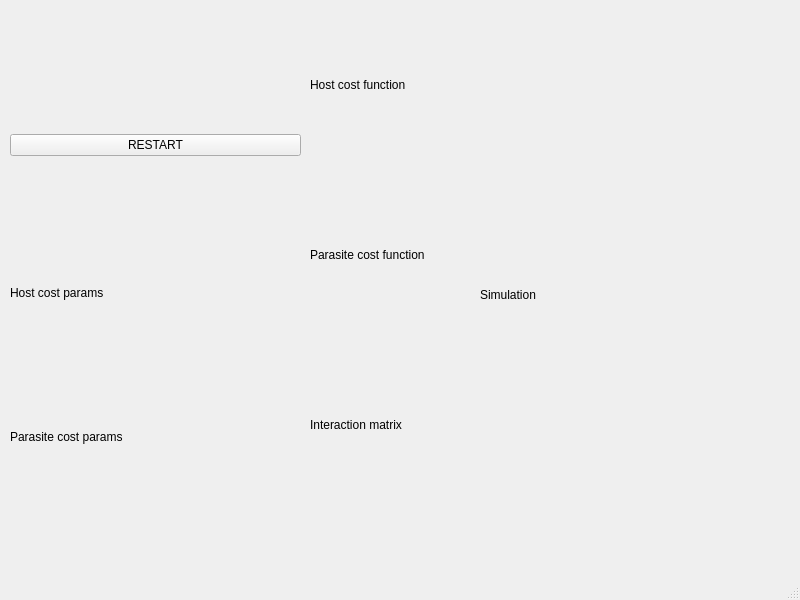
The window that app/interface/redking.ui (nebogeo/red-king) describes before a commit, drawn with Qt 5.
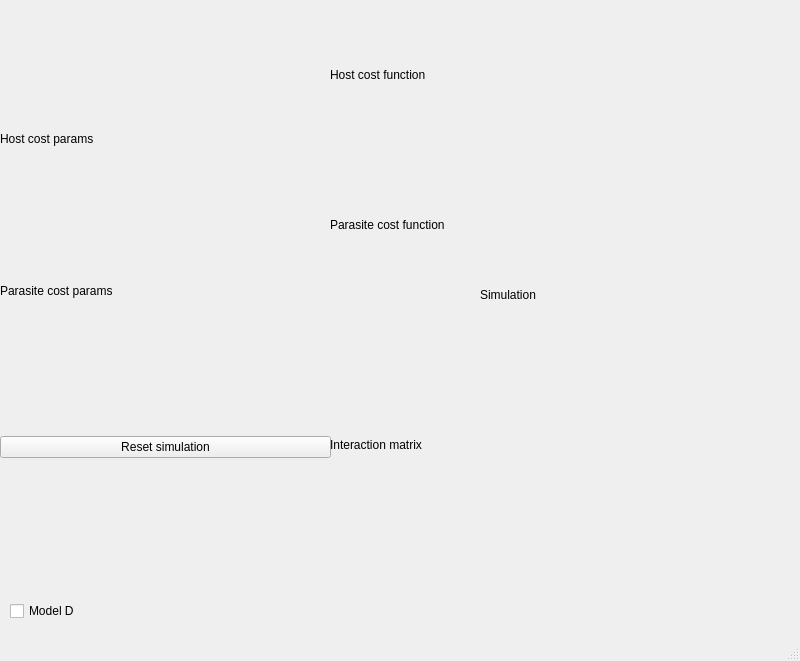
The same window after the commit.

Commit message: graph prettification, and model choice

Diff of the .ui file:
```diff
--- a/app/interface/redking.ui
+++ b/app/interface/redking.ui
@@ -7,7 +7,7 @@
     <x>0</x>
     <y>0</y>
     <width>800</width>
-    <height>600</height>
+    <height>661</height>
    </rect>
   </property>
   <property name="windowTitle">
@@ -17,20 +17,13 @@
    <widget class="QWidget" name="verticalLayoutWidget">
     <property name="geometry">
      <rect>
-      <x>10</x>
-      <y>10</y>
-      <width>291</width>
-      <height>561</height>
+      <x>0</x>
+      <y>0</y>
+      <width>331</width>
+      <height>591</height>
      </rect>
     </property>
     <layout class="QVBoxLayout" name="verticalLayout">
-     <item>
-      <widget class="QPushButton" name="pushButton">
-       <property name="text">
-        <string>RESTART</string>
-       </property>
-      </widget>
-     </item>
      <item>
       <layout class="QVBoxLayout" name="host_params_holder">
        <item>
@@ -65,6 +58,13 @@
        </item>
       </layout>
      </item>
+     <item>
+      <widget class="QPushButton" name="pushButton">
+       <property name="text">
+        <string>Reset simulation</string>
+       </property>
+      </widget>
+     </item>
     </layout>
    </widget>
    <widget class="QWidget" name="verticalLayoutWidget_2">
@@ -95,10 +95,10 @@
    <widget class="QWidget" name="verticalLayoutWidget_3">
     <property name="geometry">
      <rect>
-      <x>310</x>
-      <y>170</y>
-      <width>171</width>
-      <height>171</height>
+      <x>330</x>
+      <y>150</y>
+      <width>151</width>
+      <height>151</height>
      </rect>
     </property>
     <layout class="QVBoxLayout" name="parasite_cost_holder">
@@ -120,10 +120,10 @@
    <widget class="QWidget" name="verticalLayoutWidget_4">
     <property name="geometry">
      <rect>
-      <x>310</x>
+      <x>330</x>
       <y>0</y>
-      <width>171</width>
-      <height>171</height>
+      <width>151</width>
+      <height>151</height>
      </rect>
     </property>
     <layout class="QVBoxLayout" name="host_cost_holder">
@@ -145,10 +145,10 @@
    <widget class="QWidget" name="verticalLayoutWidget_5">
     <property name="geometry">
      <rect>
-      <x>310</x>
-      <y>340</y>
-      <width>171</width>
-      <height>171</height>
+      <x>330</x>
+      <y>300</y>
+      <width>151</width>
+      <height>291</height>
      </rect>
     </property>
     <layout class="QVBoxLayout" name="matrix_holder">
@@ -167,6 +167,19 @@
      </item>
     </layout>
    </widget>
+   <widget class="QCheckBox" name="checkBox">
+    <property name="geometry">
+     <rect>
+      <x>10</x>
+      <y>600</y>
+      <width>97</width>
+      <height>22</height>
+     </rect>
+    </property>
+    <property name="text">
+     <string>Model D</string>
+    </property>
+   </widget>
   </widget>
   <widget class="QStatusBar" name="statusbar"/>
  </widget>
```
Left out of the diff: 17 changed lines with no effect on the pictures. The commit also changes 7 other files.
